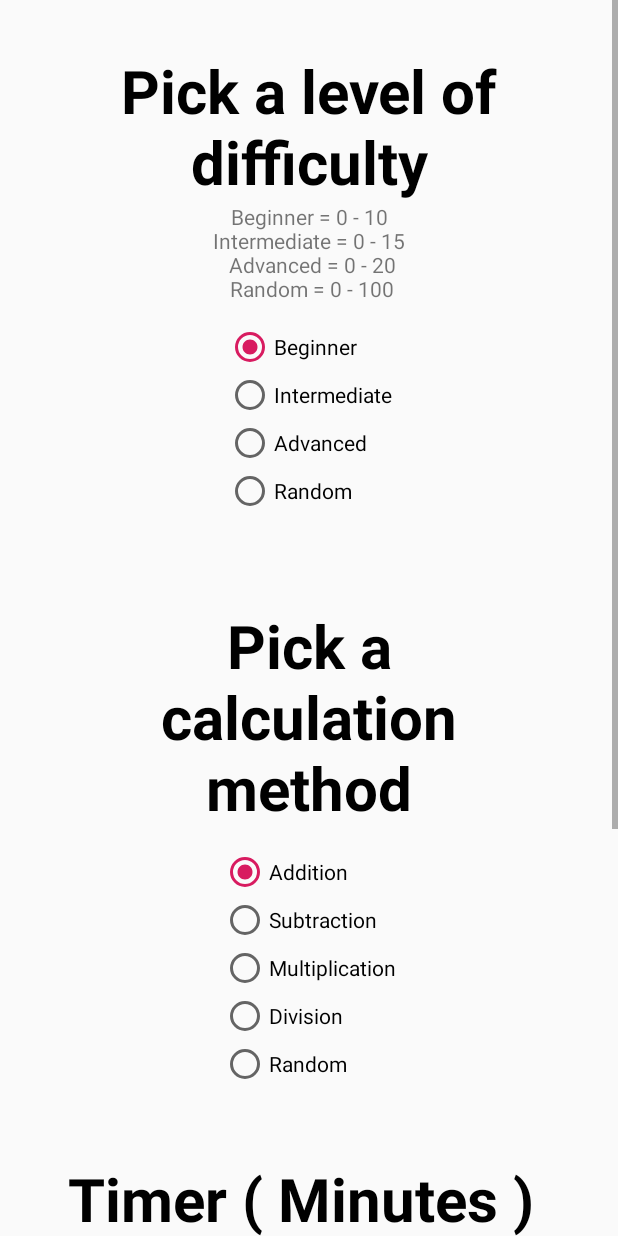
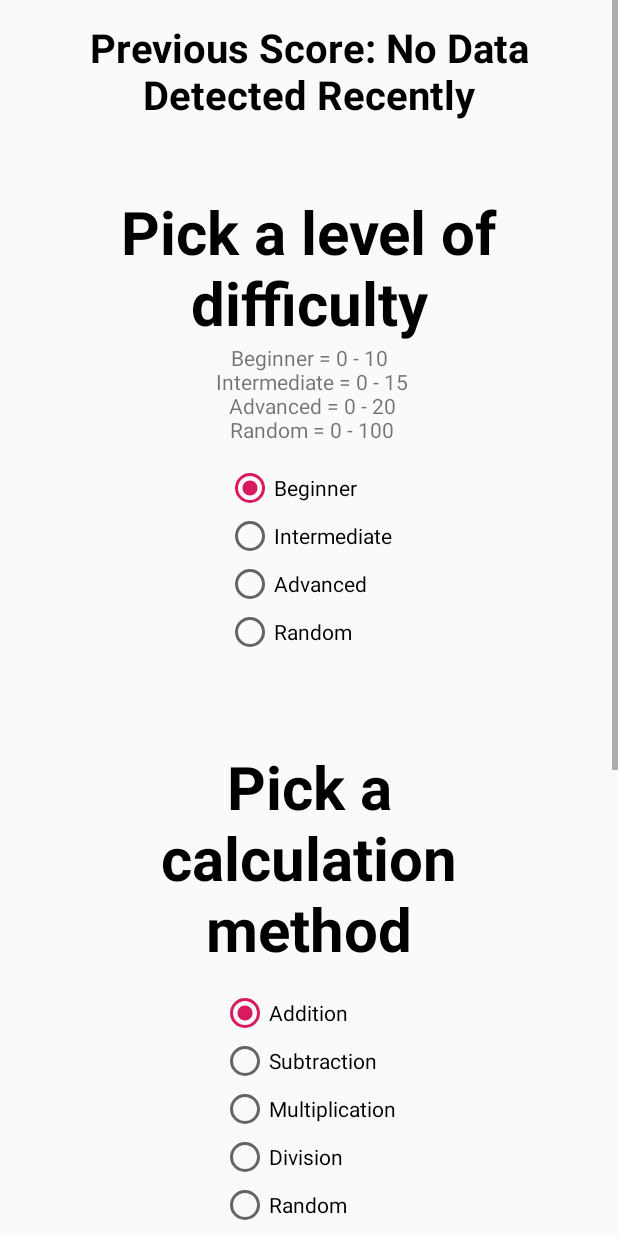
Before and after one commit to champseeker/Maths-Trainer, an Android app: the MainActivity screen opened directly, with no data from a screen before it, on a phone screen of 412 x 824 dp. Run offline under Robolectric (Android 15) with nearby library versions, the phone set to English and light mode, and no system bars; 1 statement that could not run was skipped.

Commit message:
Update 4.0 ( Persistent Data )

```diff
--- a/app/src/main/java/sg/edu/rp/c346/mathsgames/MainActivity.java
+++ b/app/src/main/java/sg/edu/rp/c346/mathsgames/MainActivity.java
@@ -3,6 +3,7 @@ package sg.edu.rp.c346.mathsgames;
 import androidx.appcompat.app.AppCompatActivity;
 
 import android.content.Intent;
+import android.content.SharedPreferences;
 import android.os.Bundle;
 import android.util.Log;
 import android.view.View;
@@ -18,15 +19,15 @@ import android.widget.Toast;
 
 public class MainActivity extends AppCompatActivity {
 
-    TextView tvSB, tvTimer;
+    TextView tvSB, tvTimer, tvPrev;
     EditText etTimer, etRandLimit;
     RadioGroup lvlRG, calRG;
     RadioButton RBlvl, RBcal;
     SeekBar rSB;
     Button conBtn;
 
-    String rbtext, rbtextDif;
-    Integer lvl, cal;
+    String rbtext, rbtextDif, prevCategory, prevTime;
+    Integer lvl, cal, prevScore;
 
     @Override
     protected void onCreate(Bundle savedInstanceState) {
@@ -36,6 +37,9 @@ public class MainActivity extends AppCompatActivity {
         getSupportActionBar().hide();
         setContentView(R.layout.activity_main);
 
+        final SharedPreferences getLatestSP = getSharedPreferences("PrevScore", MODE_PRIVATE);
+
+        tvPrev = findViewById(R.id.tvPastScore);
         tvTimer = findViewById(R.id.tvTime);
         etTimer = findViewById(R.id.etTimer);
         conBtn = findViewById(R.id.btnCon);
@@ -44,6 +48,16 @@ public class MainActivity extends AppCompatActivity {
         calRG = findViewById(R.id.RBcal);
         rSB = findViewById(R.id.sbRange);
         etRandLimit = findViewById(R.id.etRandLimit);
+
+        prevCategory = getLatestSP.getString("category", "");
+        prevScore = getLatestSP.getInt("score", 0);
+        prevTime = getLatestSP.getString("time", "");
+
+        if (prevTime.equals("") && prevCategory.equals("") && prevScore == 0){
+            tvPrev.setText("Previous Score: No Data Detected Recently");
+        }else{
+            tvPrev.setText("Previous Score\nCategory: " + prevCategory + "\nScore: " + prevScore + "/10\nTime Left: " + prevTime);
+        }
 
         rSB.refreshDrawableState();
 
@@ -77,7 +91,7 @@ public class MainActivity extends AppCompatActivity {
         }
 
         if (rbtext.equals("Random") && rbtextDif.equals("Random")){
-            Toast.makeText(MainActivity.this, "Random is selected for both Difficulty and Calculation Method. \nYou are in for a big surprise. \nBetter start praying you have good luck today." , Toast.LENGTH_SHORT).show();
+            Toast.makeText(MainActivity.this, "Random is selected for both Difficulty and Calculation Method. \nYou are in for a big surprise. \nBetter start praying you have good luck today." , Toast.LENGTH_LONG).show();
         }
 
         lvlRG.setOnCheckedChangeListener(new RadioGroup.OnCheckedChangeListener() {
@@ -114,7 +128,7 @@ public class MainActivity extends AppCompatActivity {
                 }
 
                 if (rbtext.equals("Random") && rbtextDif.equals("Random")){
-                    Toast.makeText(MainActivity.this, "Random is selected for both Difficulty and Calculation Method. \nYou are in for a big surprise. \nBetter start praying you have good luck today." , Toast.LENGTH_SHORT).show();
+                    Toast.makeText(MainActivity.this, "Random is selected for both Difficulty and Calculation Method. \nYou are in for a big surprise. \nBetter start praying you have good luck today." , Toast.LENGTH_LONG).show();
                 }
 
             }
@@ -129,7 +143,7 @@ public class MainActivity extends AppCompatActivity {
                 rbtextDif = RBcal.getText().toString();
 
                 if (rbtext.equals("Random") && rbtextDif.equals("Random")){
-                    Toast.makeText(MainActivity.this, "Random is selected for both Difficulty and Calculation Method. \nYou are in for a big surprise. \nBetter start praying you have good luck today." , Toast.LENGTH_SHORT).show();
+                    Toast.makeText(MainActivity.this, "Random is selected for both Difficulty and Calculation Method. \nYou are in for a big surprise. \nBetter start praying you have good luck today." , Toast.LENGTH_LONG).show();
                 }
 
             }
@@ -198,6 +212,18 @@ public class MainActivity extends AppCompatActivity {
     protected void onStart() {
         super.onStart();
 
+        SharedPreferences getLatestSP = getSharedPreferences("PrevScore", MODE_PRIVATE);
+
+        prevCategory = getLatestSP.getString("category", "");
+        prevScore = getLatestSP.getInt("score", 0);
+        prevTime = getLatestSP.getString("time", "");
+
+        if (prevTime.equals("") && prevCategory.equals("") && prevScore == 0){
+            tvPrev.setText("Previous Score: No Data Detected Recently");
+        }else{
+            tvPrev.setText("Previous Score\nCategory: " + prevCategory + "\nScore: " + prevScore + "/10\nTime Left: " + prevTime);
+        }
+
         lvl = lvlRG.getCheckedRadioButtonId();
         RBlvl = findViewById(lvl);
         rbtext = RBlvl.getText().toString();
@@ -228,7 +254,7 @@ public class MainActivity extends AppCompatActivity {
         }
 
         if (rbtext.equals("Random") && rbtextDif.equals("Random")){
-            Toast.makeText(MainActivity.this, "Random is selected for both Difficulty and Calculation Method. \nYou are in for a big surprise. \nBetter start praying you have good luck today." , Toast.LENGTH_SHORT).show();
+            Toast.makeText(MainActivity.this, "Random is selected for both Difficulty and Calculation Method. \nYou are in for a big surprise. \nBetter start praying you have good luck today." , Toast.LENGTH_LONG).show();
         }
 
         calRG.setOnCheckedChangeListener(new RadioGroup.OnCheckedChangeListener() {
@@ -240,7 +266,7 @@ public class MainActivity extends AppCompatActivity {
                 rbtextDif = RBcal.getText().toString();
 
                 if (rbtext.equals("Random") && rbtextDif.equals("Random")){
-                    Toast.makeText(MainActivity.this, "Random is selected for both Difficulty and Calculation Method. \nYou are in for a big surprise. \nBetter start praying you have good luck today." , Toast.LENGTH_SHORT).show();
+                    Toast.makeText(MainActivity.this, "Random is selected for both Difficulty and Calculation Method. \nYou are in for a big surprise. \nBetter start praying you have good luck today." , Toast.LENGTH_LONG).show();
                 }
 
             }
@@ -280,7 +306,7 @@ public class MainActivity extends AppCompatActivity {
                 }
 
                 if (rbtext.equals("Random") && rbtextDif.equals("Random")){
-                    Toast.makeText(MainActivity.this, "Random is selected for both Difficulty and Calculation Method. \nYou are in for a big surprise. \nBetter start praying you have good luck today." , Toast.LENGTH_SHORT).show();
+                    Toast.makeText(MainActivity.this, "Random is selected for both Difficulty and Calculation Method. \nYou are in for a big surprise. \nBetter start praying you have good luck today." , Toast.LENGTH_LONG).show();
                 }
 
             }
@@ -292,6 +318,18 @@ public class MainActivity extends AppCompatActivity {
     @Override
     protected void onResume() {
         super.onResume();
+
+        SharedPreferences getLatestSP = getSharedPreferences("PrevScore", MODE_PRIVATE);
+
+        prevCategory = getLatestSP.getString("category", "");
+        prevScore = getLatestSP.getInt("score", 0);
+        prevTime = getLatestSP.getString("time", "");
+
+        if (prevTime.equals("") && prevCategory.equals("") && prevScore == 0){
+            tvPrev.setText("Previous Score: No Data Detected Recently");
+        }else{
+            tvPrev.setText("Previous Score\nCategory: " + prevCategory + "\nScore: " + prevScore + "/10\nTime Left: " + prevTime);
+        }
 
         lvl = lvlRG.getCheckedRadioButtonId();
         RBlvl = findViewById(lvl);
@@ -323,7 +361,7 @@ public class MainActivity extends AppCompatActivity {
         }
 
         if (rbtext.equals("Random") && rbtextDif.equals("Random")){
-            Toast.makeText(MainActivity.this, "Random is selected for both Difficulty and Calculation Method. \nYou are in for a big surprise. \nBetter start praying you have good luck today." , Toast.LENGTH_SHORT).show();
+            Toast.makeText(MainActivity.this, "Random is selected for both Difficulty and Calculation Method. \nYou are in for a big surprise. \nBetter start praying you have good luck today." , Toast.LENGTH_LONG).show();
         }
 
         calRG.setOnCheckedChangeListener(new RadioGroup.OnCheckedChangeListener() {
@@ -335,7 +373,7 @@ public class MainActivity extends AppCompatActivity {
                 rbtextDif = RBcal.getText().toString();
 
                 if (rbtext.equals("Random") && rbtextDif.equals("Random")){
-                    Toast.makeText(MainActivity.this, "Random is selected for both Difficulty and Calculation Method. \nYou are in for a big surprise. \nBetter start praying you have good luck today." , Toast.LENGTH_SHORT).show();
+                    Toast.makeText(MainActivity.this, "Random is selected for both Difficulty and Calculation Method. \nYou are in for a big surprise. \nBetter start praying you have good luck today." , Toast.LENGTH_LONG).show();
                 }
 
             }
@@ -375,7 +413,7 @@ public class MainActivity extends AppCompatActivity {
                 }
 
                 if (rbtext.equals("Random") && rbtextDif.equals("Random")){
-                    Toast.makeText(MainActivity.this, "Random is selected for both Difficulty and Calculation Method. \nYou are in for a big surprise. \nBetter start praying you have good luck today." , Toast.LENGTH_SHORT).show();
+                    Toast.makeText(MainActivity.this, "Random is selected for both Difficulty and Calculation Method. \nYou are in for a big surprise. \nBetter start praying you have good luck today." , Toast.LENGTH_LONG).show();
                 }
 
             }
--- a/app/src/main/res/layout/activity_main.xml
+++ b/app/src/main/res/layout/activity_main.xml
@@ -15,6 +15,17 @@
             android:layout_width="match_parent"
             android:layout_height="wrap_content"
             android:orientation="vertical">
+
+            <TextView
+                android:id="@+id/tvPastScore"
+                android:layout_width="match_parent"
+                android:layout_height="wrap_content"
+                android:gravity="center"
+                android:textSize="40px"
+                android:textStyle="bold"
+                android:textColor="#000000"
+                android:layout_margin="20px"
+                android:text="@string/prevScore"/>
 
             <TextView
                 android:layout_width="match_parent"
--- a/app/src/main/res/layout/activity_second.xml
+++ b/app/src/main/res/layout/activity_second.xml
@@ -71,7 +71,7 @@
                     android:id="@+id/etAns"
                     android:layout_width="300px"
                     android:layout_height="wrap_content"
-                    android:inputType="numberDecimal"
+                    android:inputType="numberSigned"
                     android:ems="10"
                     android:gravity="center"
                     android:textAlignment="center" />
--- a/app/src/main/res/values/strings.xml
+++ b/app/src/main/res/values/strings.xml
@@ -1,8 +1,9 @@
 <resources>
     <string name="app_name">Maths Games</string>
     <string name="firColumn">Pick a level of difficulty</string>
-    <string name="info">Beginner = 0 - 10\nIntermediate = 0 - 15\n Advanced = 0 - 20\n Random = 0 - 100</string>
+    <string name="info">Beginner = 0 - 10\n Intermediate = 0 - 15\n Advanced = 0 - 20\n Random = 0 - 100</string>
     <string name="secColumn">Pick a calculation method</string>
     <string name="thrColumn">Fill in the range</string>
     <string name="range">0 - </string>
+    <string name="prevScore">Previous Score: </string>
 </resources>
```
Also changed, not shown: app/src/main/java/sg/edu/rp/c346/mathsgames/SecondActivity.java (+24 -3 lines).
